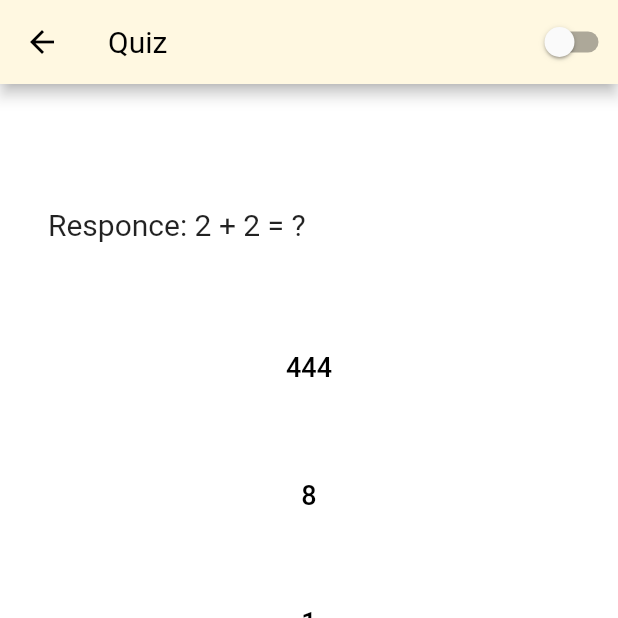
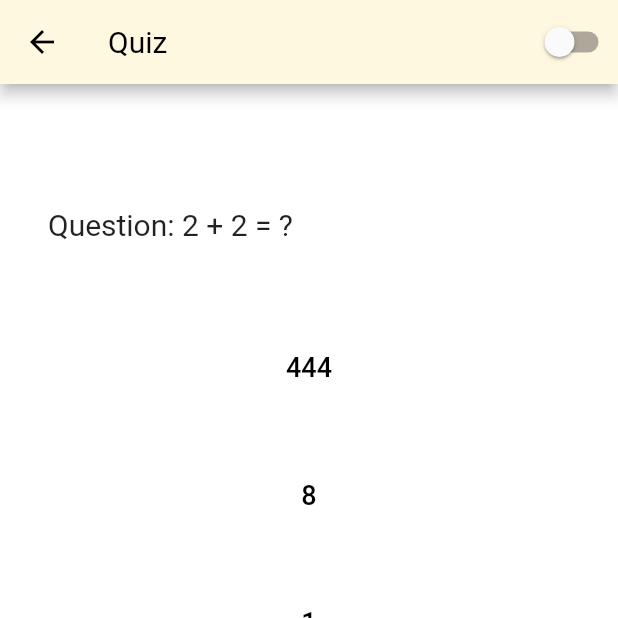
Before and after one commit to Di72/pet-flutter, a Flutter app: the Quiz screen opened by its route, after a tap on the "quiz" icon, on a phone screen of 412 x 824 dp, the top half of it. Run offline on Flutter 3.47's test engine with Material 2 defaults, Android fonts, the phone set to English and light mode, and no system bars; our stand-ins replace carousel_slider, flutter_svg, get.

```diff
--- a/lib/l10n/intl_en.arb
+++ b/lib/l10n/intl_en.arb
@@ -7,5 +7,6 @@
   "profile": "Profile",
   "quiz": "Quiz",
   "search": "Search city",
-  "question": "Responce"
+  "question": "Question",
+  "weather": "Weather in the city"
 }
--- a/lib/l10n/intl_ru.arb
+++ b/lib/l10n/intl_ru.arb
@@ -7,5 +7,6 @@
   "profile": "Профиль",
   "quiz": "Викторина",
   "search": "Поиск города",
-  "question": "Вопрос"
+  "question": "Вопрос",
+  "weather": "Погода в городе"
 }
--- a/lib/screen/main/components/weather.dart
+++ b/lib/screen/main/components/weather.dart
@@ -83,7 +83,7 @@ class _WeatherState extends State<Weather> {
                   : Padding(
                       padding:
                           const EdgeInsets.only(bottom: kDefaultPadding / 2),
-                      child: Text('Weather in the city',
+                      child: Text(S.of(context).weather,
                           style: TextStyle(fontSize: _size.width * 0.06)),
                     ),
               Container(
```
Also changed, not shown: lib/generated/intl/messages_en.dart, lib/generated/intl/messages_ru.dart, lib/generated/l10n.dart, 2 other files.
